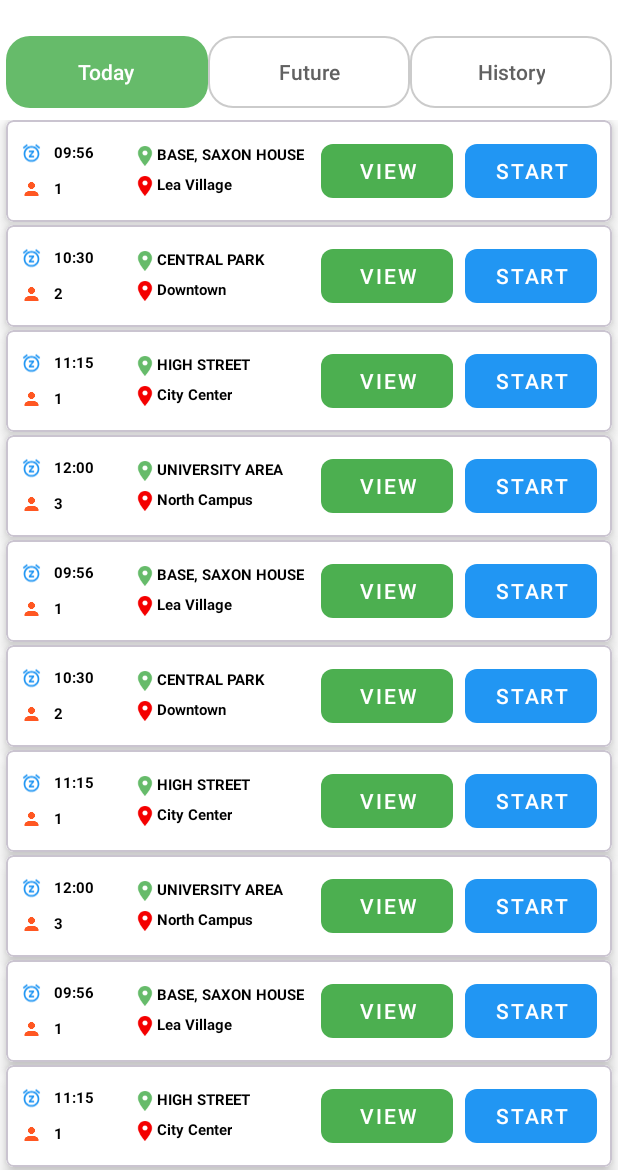
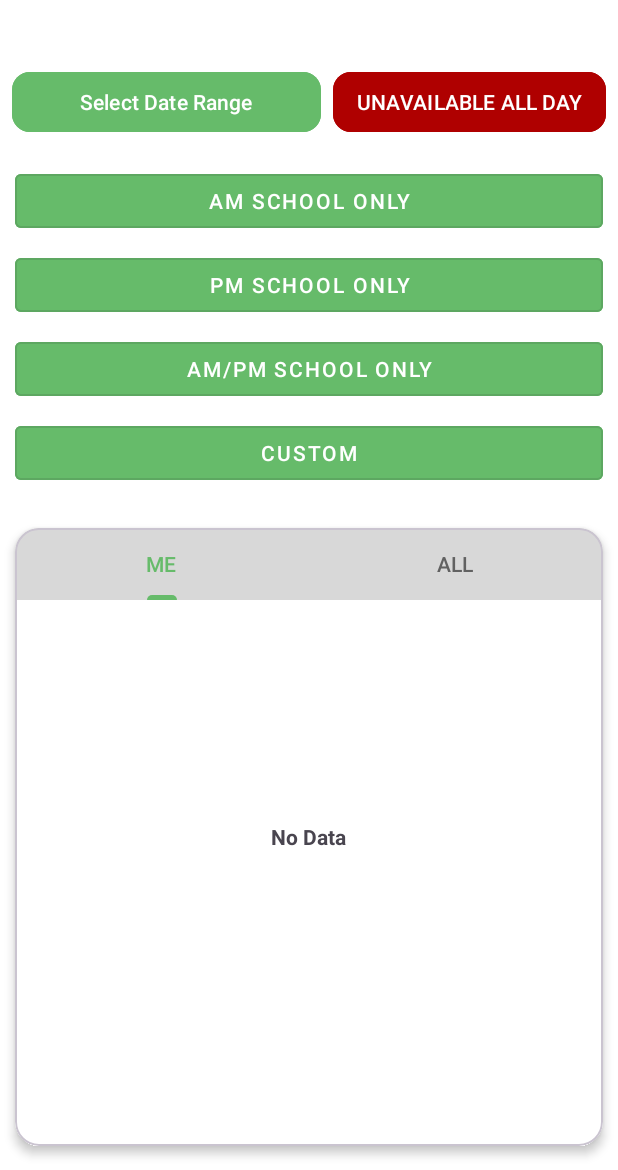
Before and after one commit to arvindverma63/ACE_TAXI_APP_V2, an Android app: the screen it shows after launch (HomeActivity), in the side drawer, after a tap on "Availability", on a phone screen of 412 x 824 dp, the part 66-1236 px from its top. Run offline under Robolectric (Android 15) with nearby library versions, the phone set to English and light mode, and no system bars.

Commit message:
Add DatePicker

```diff
--- a/app/src/main/java/com/example/ace_taxi_v2/Activity/HomeActivity.java
+++ b/app/src/main/java/com/example/ace_taxi_v2/Activity/HomeActivity.java
@@ -20,6 +20,7 @@ import androidx.drawerlayout.widget.DrawerLayout;
 import androidx.fragment.app.Fragment;
 import androidx.fragment.app.FragmentManager;
 
+import com.example.ace_taxi_v2.Fragments.AvailabilityFragment;
 import com.example.ace_taxi_v2.Fragments.HomeFragment;
 import com.example.ace_taxi_v2.Fragments.JobFragment;
 import com.example.ace_taxi_v2.R;
@@ -91,8 +92,7 @@ public class HomeActivity extends AppCompatActivity {
         } else if (id == R.id.nav_job) {
            selectedFragment = new JobFragment();
         } else if (id == R.id.nav_availability) {
-            // Replace this with your "Future" fragment
-            showToast("Future selected");
+            selectedFragment = new AvailabilityFragment();
         } else if (id == R.id.nav_report) {
             // Replace this with your "History" fragment
             showToast("History selected");
--- /dev/null
+++ b/app/src/main/java/com/example/ace_taxi_v2/Fragments/AvailabilityFragment.java
@@ -0,0 +1,103 @@
+package com.example.ace_taxi_v2.Fragments;
+
+import android.content.Intent;
+import android.os.Bundle;
+
+import androidx.annotation.NonNull;
+import androidx.annotation.Nullable;
+import androidx.core.util.Pair;
+import androidx.fragment.app.Fragment;
+import androidx.fragment.app.FragmentManager;
+import androidx.fragment.app.FragmentTransaction;
+
+import android.view.LayoutInflater;
+import android.view.View;
+import android.view.ViewGroup;
+import android.widget.Button;
+import android.widget.Toast;
+
+import com.example.ace_taxi_v2.R;
+import com.google.android.material.button.MaterialButton;
+import com.google.android.material.datepicker.CalendarConstraints;
+import com.google.android.material.datepicker.MaterialDatePicker;
+
+import java.text.SimpleDateFormat;
+import java.util.Date;
+import java.util.Locale;
+
+public class AvailabilityFragment extends Fragment {
+
+    private MaterialButton dateRangeButton;
+    private Button custom_button;
+
+    @Override
+    public View onCreateView(LayoutInflater inflater, ViewGroup container,
+                             Bundle savedInstanceState) {
+        // Inflate the layout for this fragment
+        View rootView = inflater.inflate(R.layout.fragment_availability, container, false);
+
+        // Initialize the MaterialButton
+        dateRangeButton = rootView.findViewById(R.id.date_range_button);
+
+        // Set click listener to show Date Picker
+        dateRangeButton.setOnClickListener(v -> showDateRangePicker());
+
+        custom_button = rootView.findViewById(R.id.custom_button);
+        custom_button.setOnClickListener(view -> {
+            // Create an instance of the fragment you want to navigate to
+            Fragment selected = new CustomerForm();
+
+            // Replace the current fragment with the new one
+            FragmentManager fragmentManager = requireActivity().getSupportFragmentManager();
+            FragmentTransaction fragmentTransaction = fragmentManager.beginTransaction();
+
+            // Add the new fragment with a transition animation if needed
+            fragmentTransaction.replace(R.id.fragment_container, selected);
+            fragmentTransaction.addToBackStack(null); // Add to back stack to enable back navigation
+            fragmentTransaction.commit(); // Commit the transaction
+        });
+
+        return rootView;
+    }
+
+    private void showDateRangePicker() {
+        // Create the Date Range Picker
+        MaterialDatePicker.Builder<Pair<Long, Long>> builder = MaterialDatePicker.Builder.dateRangePicker();
+        builder.setTitleText("Select Date Range");
+
+        // Add Calendar Constraints (optional)
+        CalendarConstraints.Builder constraintsBuilder = new CalendarConstraints.Builder();
+        builder.setCalendarConstraints(constraintsBuilder.build());
+
+        // Build the Date Picker
+        MaterialDatePicker<Pair<Long, Long>> datePicker = builder.build();
+
+        // Show the Date Picker
+        datePicker.show(getParentFragmentManager(), "DATE_PICKER");
+
+        // Handle Positive Button Click
+        datePicker.addOnPositiveButtonClickListener(selection -> {
+            Pair<Long, Long> dateRange = selection;
+            if (dateRange != null) {
+                Long startDate = dateRange.first;
+                Long endDate = dateRange.second;
+
+                // Format Dates
+                SimpleDateFormat sdf = new SimpleDateFormat("dd/MM/yyyy", Locale.getDefault());
+                String formattedStartDate = sdf.format(new Date(startDate));
+                String formattedEndDate = sdf.format(new Date(endDate));
+
+                // Update Button Text
+                dateRangeButton.setText(formattedStartDate + " – " + formattedEndDate);
+            }
+        });
+
+        // Handle Negative Button Click
+        datePicker.addOnNegativeButtonClickListener(dialog ->
+                Toast.makeText(requireContext(), "Selection Cancelled", Toast.LENGTH_SHORT).show());
+
+        // Handle Cancel Event
+        datePicker.addOnCancelListener(dialog ->
+                Toast.makeText(requireContext(), "Date Picker Cancelled", Toast.LENGTH_SHORT).show());
+    }
+}
--- /dev/null
+++ b/app/src/main/res/drawable/ic_close.xml
@@ -0,0 +1,5 @@
+<vector xmlns:android="http://schemas.android.com/apk/res/android" android:height="24dp" android:tint="#000000" android:viewportHeight="24" android:viewportWidth="24" android:width="24dp">
+
+    <path android:fillColor="@android:color/white" android:pathData="M19,6.41L17.59,5 12,10.59 6.41,5 5,6.41 10.59,12 5,17.59 6.41,19 12,13.41 17.59,19 19,17.59 13.41,12z"/>
+
+</vector>
--- /dev/null
+++ b/app/src/main/res/layout/fragment_availability.xml
@@ -0,0 +1,143 @@
+<?xml version="1.0" encoding="utf-8"?>
+<LinearLayout
+    xmlns:android="http://schemas.android.com/apk/res/android"
+    xmlns:app="http://schemas.android.com/apk/res-auto"
+    android:layout_width="match_parent"
+    android:layout_height="match_parent"
+    android:orientation="vertical"
+    android:background="@color/white">
+
+
+    <LinearLayout
+        android:layout_width="match_parent"
+        android:layout_height="wrap_content"
+        android:orientation="horizontal"
+        android:gravity="center"
+        android:layout_marginTop="16dp"
+        android:padding="8dp">
+
+        <!-- Date Range Button -->
+        <com.google.android.material.button.MaterialButton
+            android:id="@+id/date_range_button"
+            android:layout_width="0dp"
+            android:layout_height="wrap_content"
+            android:layout_weight="1"
+            android:text="Select Date Range"
+            android:backgroundTint="@color/primaryColor"
+            android:textColor="@android:color/white"
+            app:cornerRadius="12dp"
+            android:paddingHorizontal="16dp"
+            android:gravity="center" />
+
+        <!-- Spacer -->
+        <View
+            android:layout_width="8dp"
+            android:layout_height="0dp" />
+
+        <!-- Unavailable All Day Button -->
+        <com.google.android.material.button.MaterialButton
+            android:id="@+id/unavailable_button"
+            android:layout_width="wrap_content"
+            android:layout_height="wrap_content"
+            android:text="UNAVAILABLE ALL DAY"
+            android:backgroundTint="@color/red"
+            android:textColor="@android:color/white"
+            app:cornerRadius="12dp"
+            android:paddingHorizontal="16dp"
+            android:gravity="center" />
+    </LinearLayout>
+
+    <!-- School Options Buttons -->
+    <LinearLayout
+        android:layout_width="match_parent"
+        android:layout_height="wrap_content"
+        android:padding="10dp"
+        android:orientation="vertical">
+
+        <com.google.android.material.button.MaterialButton
+            android:id="@+id/am_school_button"
+            android:layout_width="match_parent"
+            android:layout_height="wrap_content"
+            android:backgroundTint="@color/primaryColor"
+            android:textColor="@color/white"
+            android:text="AM SCHOOL ONLY"
+            style="@style/Widget.MaterialComponents.Button.OutlinedButton" />
+
+        <com.google.android.material.button.MaterialButton
+            android:id="@+id/pm_school_button"
+            android:layout_width="match_parent"
+            android:layout_height="wrap_content"
+            android:text="PM SCHOOL ONLY"
+            android:backgroundTint="@color/primaryColor"
+            android:textColor="@color/white"
+            style="@style/Widget.MaterialComponents.Button.OutlinedButton"
+            android:layout_marginTop="8dp" />
+
+        <com.google.android.material.button.MaterialButton
+            android:id="@+id/am_pm_school_button"
+            android:layout_width="match_parent"
+            android:layout_height="wrap_content"
+            android:text="AM/PM SCHOOL ONLY"
+            android:backgroundTint="@color/primaryColor"
+            android:textColor="@color/white"
+            style="@style/Widget.MaterialComponents.Button.OutlinedButton"
+            android:layout_marginTop="8dp" />
+
+        <com.google.android.material.button.MaterialButton
+            android:id="@+id/custom_button"
+            android:layout_width="match_parent"
+            android:layout_height="wrap_content"
+            android:backgroundTint="@color/primaryColor"
+            android:textColor="@color/white"
+            android:text="CUSTOM"
+            style="@style/Widget.MaterialComponents.Button.OutlinedButton"
+            android:layout_marginTop="8dp" />
+    </LinearLayout>
+
+
+
+    <!-- Content Box -->
+    <com.google.android.material.card.MaterialCardView
+        android:id="@+id/content_card"
+        android:layout_width="match_parent"
+        android:layout_height="0dp"
+        android:layout_weight="1"
+        android:layout_marginLeft="10dp"
+        android:layout_marginRight="10dp"
+        app:cardCornerRadius="16dp"
+        android:backgroundTint="@color/white"
+        app:cardElevation="4dp"
+        android:layout_marginTop="16dp"
+        android:layout_marginBottom="16dp">
+
+        <!-- Tabs for ME and ALL -->
+        <com.google.android.material.tabs.TabLayout
+            android:id="@+id/tab_layout"
+            android:layout_width="match_parent"
+            android:layout_height="wrap_content"
+            android:background="@color/light_gray"
+            app:tabIndicatorColor="@color/primaryColor"
+            app:tabSelectedTextColor="@color/primaryColor"
+            app:tabTextColor="@color/gray">
+
+            <com.google.android.material.tabs.TabItem
+                android:id="@+id/tab_me"
+                android:layout_width="wrap_content"
+                android:layout_height="wrap_content"
+                android:text="ME" />
+
+            <com.google.android.material.tabs.TabItem
+                android:id="@+id/tab_all"
+                android:layout_width="wrap_content"
+                android:layout_height="wrap_content"
+                android:text="ALL" />
+        </com.google.android.material.tabs.TabLayout>
+        <TextView
+            android:layout_width="wrap_content"
+            android:layout_height="wrap_content"
+            android:layout_gravity="center"
+            android:textStyle="bold"
+            android:text="No Data"/>
+    </com.google.android.material.card.MaterialCardView>
+
+</LinearLayout>
```
Also changed, not shown: app/src/main/java/com/example/ace_taxi_v2/Fragments/CustomerForm.java (added, +22 -0 lines), app/src/main/res/drawable/rounded_edit_text.xml (added, +15 -0 lines), app/src/main/res/layout/fragment_customer_form.xml (added, +154 -0 lines), app/src/main/res/values/style.xml (+9 -0 lines).
